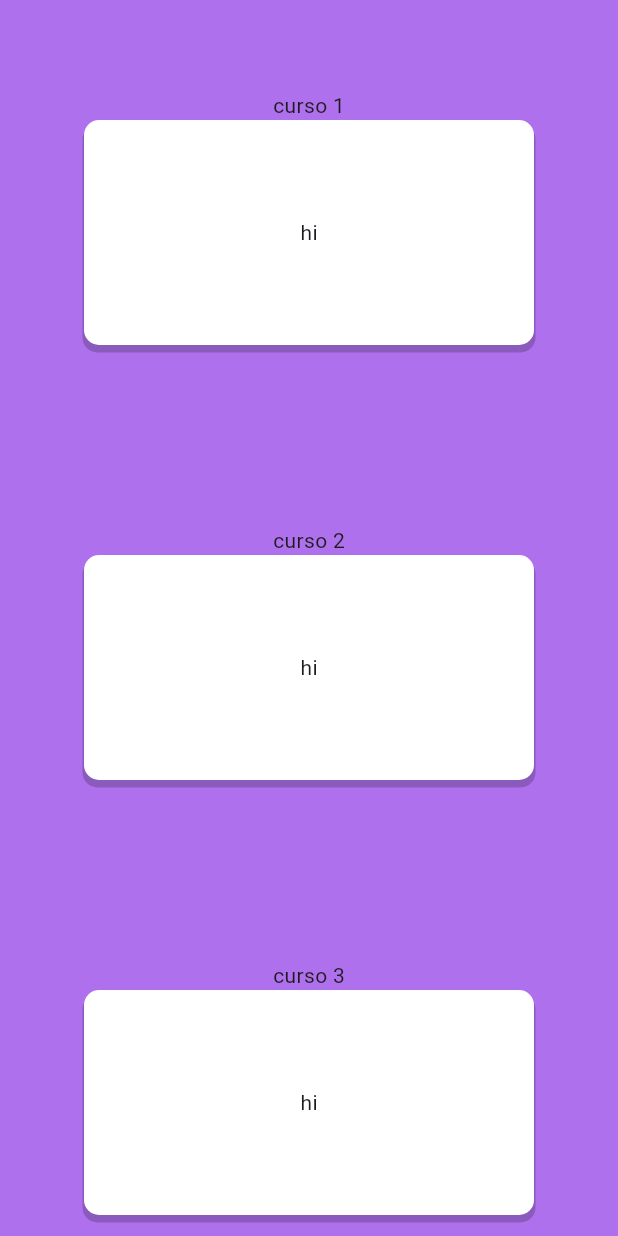
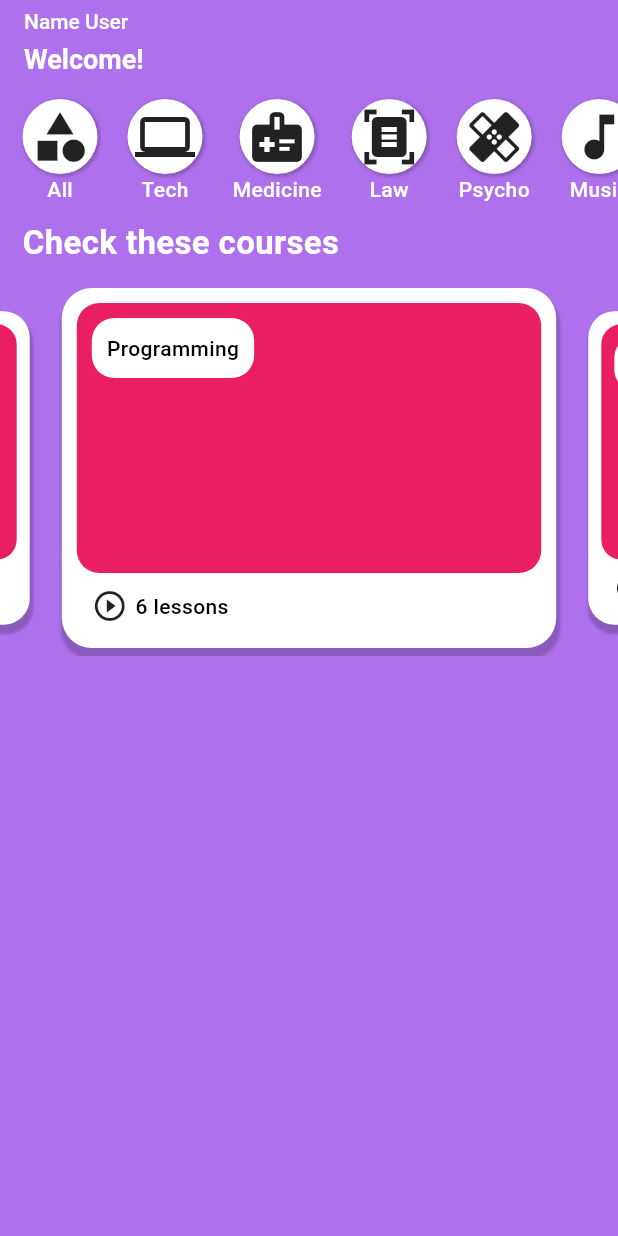
Before and after one commit to alejandromotadev/amilingue, a Flutter app: the HomeView screen opened directly, on a phone screen of 412 x 824 dp. Run offline on Flutter 3.47's test engine with Material 2 defaults, Android fonts, the phone set to English and light mode, and no system bars; drawn by our look-alikes of carousel_slider; our stand-ins replace bloc, equatable, flutter_bloc, shared_preferences; accounts and stored records are empty.

Commit message:
home view

```diff
--- /dev/null
+++ b/lib/Widgets/Categories/presentation/pages/category_box.dart
@@ -0,0 +1,36 @@
+import 'package:flutter/material.dart';
+
+const String category = "Category test";
+
+class CategoryBox extends StatelessWidget {
+  const CategoryBox({super.key, required this.data});
+  final data;
+
+  @override
+  Widget build(BuildContext context) {
+    return Column(
+      children: [
+        Container(
+          padding: const EdgeInsets.all(5),
+          decoration: BoxDecoration(
+              color: Colors.white,
+              shape: BoxShape.circle,
+              boxShadow: [
+                BoxShadow(
+                    color: Colors.black.withOpacity(0.2),
+                    spreadRadius: 1,
+                    blurRadius: 1,
+                    offset: const Offset(1, 1))
+              ]),
+          child: data["icon"]
+        ),
+        Text(
+          data["name"],
+          maxLines: 1,
+          overflow: TextOverflow.fade,
+          style: const TextStyle(fontWeight: FontWeight.w500, color: Colors.white),
+        )
+      ],
+    );
+  }
+}
--- a/lib/features/course_home/presentation/pages/home.dart
+++ b/lib/features/course_home/presentation/pages/home.dart
@@ -1,53 +1,168 @@
-import 'package:amilingue/features/course_details/presentation/pages/course_details.dart';
+import 'package:amilingue/Widgets/Categories/presentation/pages/category_box.dart';
+import 'package:amilingue/utils/data.dart';
+import 'package:carousel_slider/carousel_slider.dart';
 import 'package:flutter/material.dart';
 
-class HomeView extends StatelessWidget {
+final String nameUser = "Name User";
+
+class HomeView extends StatefulWidget {
   const HomeView({super.key});
 
+  @override
+  State<HomeView> createState() => _HomeViewState();
+}
+
+class _HomeViewState extends State<HomeView> {
   @override
   Widget build(BuildContext context) {
     return SafeArea(
       child: Scaffold(
           backgroundColor: const Color(0xffAE70EC),
-        body: ListView.builder(
-          itemCount: 5,
-          itemBuilder: (context, index) {
-            return Padding(
-              padding: const EdgeInsets.symmetric(vertical: 60),
-              child: Column(
+          appBar: buildAppBar(),
+          body: buildBody()),
+    );
+  }
+}
+
+AppBar buildAppBar() {
+  return AppBar(
+    automaticallyImplyLeading: false,
+    forceMaterialTransparency: true,
+    elevation: 0,
+    title: Row(
       children: [
-                  Text("curso ${index + 1}"),
-                  InkWell(
-                    onTap: (){
-                      Navigator.push(
-                        context,
-                        MaterialPageRoute(
-                          builder: (context) => const CourseView(),
+        Column(
+          crossAxisAlignment: CrossAxisAlignment.start,
+          children: [
+            Text(
+              nameUser,
+              style: const TextStyle(
+                  color: Colors.white,
+                  fontSize: 14,
+                  fontWeight: FontWeight.w500),
+            ),
+            const SizedBox(
+              height: 5,
+            ),
+            const Text(
+              "Welcome!",
+              style: TextStyle(
+                  color: Colors.white,
+                  fontSize: 18,
+                  fontWeight: FontWeight.w600),
+            ),
+          ],
+        )
+      ],
     ),
   );
-                    },
-                    child: Container(
-                      height: 150,
-                      width: 300,
+}
+
+Widget buildBody() {
+  return SingleChildScrollView(
+    child: Column(
+      crossAxisAlignment: CrossAxisAlignment.start,
+      children: [
+        getCategories(),
+        const Padding(
+          padding: EdgeInsets.fromLTRB(15, 0, 15, 10),
+          child: Text(
+            "Check these courses",
+            style: TextStyle(
+                fontWeight: FontWeight.w600, fontSize: 22, color: Colors.white),
+          ),
+        ),
+        getFeatures(),
+      ],
+    ),
+  );
+}
+
+Widget getCategories() {
+  return SingleChildScrollView(
+    padding: const EdgeInsets.fromLTRB(15, 10, 0, 10),
+    scrollDirection: Axis.horizontal,
+    child: Row(
+      children: List.generate(
+        categories.length,
+        (index) => Padding(
+          padding: const EdgeInsets.only(right: 20),
+          child: CategoryBox(
+            data: categories[index],
+          ),
+        ),
+      ),
+    ),
+  );
+}
+
+Widget getFeatures() {
+  return CarouselSlider(
+    options: CarouselOptions(
+        height: 250, enlargeCenterPage: true, disableCenter: true),
+    items: [
+      Container(
+        width: 270,
+        padding: const EdgeInsets.all(10),
+        margin: const EdgeInsets.only(bottom: 5, top: 5),
         decoration: BoxDecoration(
             color: Colors.white,
-                          borderRadius: BorderRadius.circular(10),
+            borderRadius: BorderRadius.circular(20),
             boxShadow: [
               BoxShadow(
                   color: Colors.black.withOpacity(0.2),
                   spreadRadius: 1,
-                              offset: const Offset(0, 4),
-                            )
+                  blurRadius: 1,
+                  offset: const Offset(1, 6))
             ]),
-                      child: const Center(child: Text("hi")),
+        child: Stack(
+          children: [
+            Container(
+              width: double.infinity,
+              height: 180,
+              child: Container(
+                decoration: BoxDecoration(
+                    color: Colors.pink,
+                    borderRadius: BorderRadius.circular(15)),
+              ),
+            ),
+            Positioned(
+              top: 10,
+              left: 10,
+              child: Container(
+                padding: EdgeInsets.all(10),
+                decoration: BoxDecoration(
+                    color: Colors.white,
+                    borderRadius: BorderRadius.circular(15)),
+                child: Text(
+                  courses[0]["name"],
+                  maxLines: 1,
+                  overflow: TextOverflow.ellipsis,
+                  style: TextStyle(
+                      color: Colors.black, fontWeight: FontWeight.w500),
+                ),
+              ),
+            ),
+            Positioned(
+              top: 190,
+              left: 10,
+              child: Row(
+                children: [
+                  const Icon((Icons.play_circle_outline)),
+                  const SizedBox(
+                    width: 5,
+                  ),
+                  Text(
+                    courses[0]["lessons"],
+                    style: TextStyle(
+                        color: Colors.black, fontWeight: FontWeight.w500),
+                  ),
+                ],
               ),
             ),
           ],
         ),
-            );
-          },
-        ),
-      ),
+      )
+    ],
   );
 }
-}
--- /dev/null
+++ b/lib/utils/data.dart
@@ -0,0 +1,24 @@
+import 'package:flutter/material.dart';
+double sizeIcon = 40;
+List categories = [
+  {"name": "All", "icon": Icon(Icons.category, size: sizeIcon,)},
+  {"name": "Tech", "icon": Icon(Icons.computer, size: sizeIcon)},
+  {"name": "Medicine", "icon": Icon(Icons.medical_information, size: sizeIcon)},
+  {"name": "Law", "icon": Icon(Icons.document_scanner, size: sizeIcon)},
+  {"name": "Psycho", "icon": Icon(Icons.healing, size: sizeIcon)},
+  {"name": "Music", "icon": Icon(Icons.music_note, size: sizeIcon)},
+  {"name": "Art", "icon": Icon(Icons.format_paint, size: sizeIcon)},
+  {"name": "Psycho", "icon": Icon(Icons.healing, size: sizeIcon)},
+];
+
+List courses = [
+  {"name": "Programming", "lessons": "6 lessons", "description": "blah blah laah lah ab"},
+  {"name": "Laws and stuff", "lessons": "6 lessons", "description": "blah blah laah lah ab"},
+  {"name": "HighSchool teacher", "lessons": "6 lessons", "description": "blah blah laah lah ab"},
+  {"name": "Soccer", "lessons": "6 lessons", "description": "blah blah laah lah ab"},
+  {"name": "Odonto", "lessons": "6 lessons", "description": "blah blah laah lah ab"},
+  {"name": "Mechatronics", "lessons": "6 lessons", "description": "blah blah laah lah ab"},
+  {"name": "Pymes", "lessons": "6 lessons", "description": "blah blah laah lah ab"},
+
+
+];
--- a/pubspec.yaml
+++ b/pubspec.yaml
@@ -40,6 +40,7 @@ dependencies:
   shared_preferences: ^2.1.2
   connectivity_plus: ^4.0.1
   equatable: ^2.0.5
+  carousel_slider: ^4.2.1
 
 dev_dependencies:
   flutter_test:
```
Also changed, not shown: pubspec.lock. Lines whose indentation alone changed are shown as unchanged.
